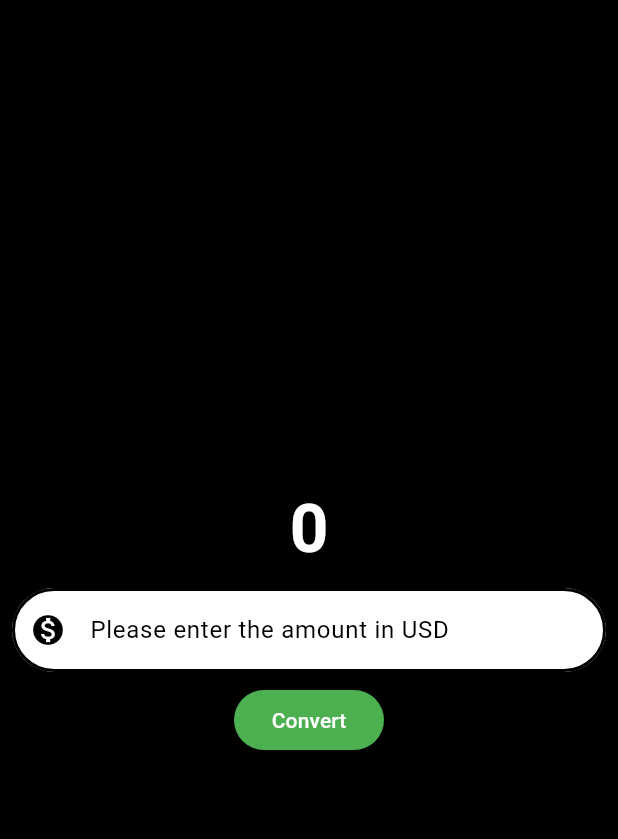
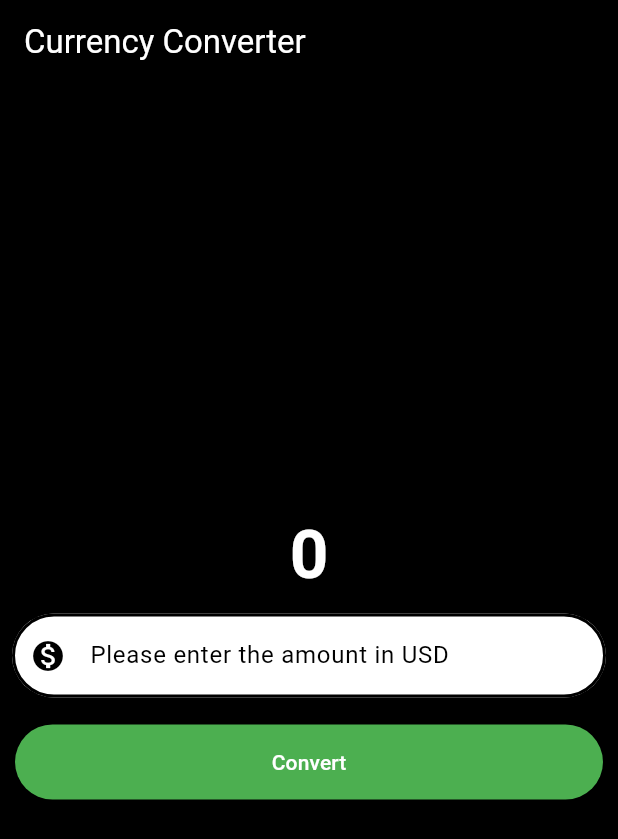
Before and after one commit to Taoheedoh/currency_converter, a Flutter app: the screen it shows after launch, on a phone screen of 412 x 824 dp. Shown: the top 839 px of the screen. Run offline on Flutter 3.47's test engine with Material 3 defaults, Android fonts, the phone set to English and light mode, and no system bars.

Commit message:
Add AppBar

```diff
--- a/lib/currency_convert_material_page.dart
+++ b/lib/currency_convert_material_page.dart
@@ -7,6 +7,12 @@ class CurrencyConverterMaterialPage extends StatelessWidget {
   @override
   Widget build(BuildContext context) {
     return Scaffold(
+      appBar: AppBar(
+        backgroundColor: Colors.black,
+        foregroundColor: Colors.white,
+        elevation: 0,
+        title: const Text('Currency Converter'),
+      ),
       backgroundColor: Colors.black,
       body: Center(
         child: Column(
@@ -56,7 +62,9 @@ class CurrencyConverterMaterialPage extends StatelessWidget {
                 ),
               ),
             ),
-            TextButton(
+            Padding(
+              padding: const EdgeInsets.all(10),
+              child: TextButton(
                 onPressed: () {
                   if (kDebugMode) {
                     print('button clicked');
@@ -65,9 +73,10 @@ class CurrencyConverterMaterialPage extends StatelessWidget {
                 style: const ButtonStyle(
                   backgroundColor: MaterialStatePropertyAll(Colors.green),
                   foregroundColor: MaterialStatePropertyAll(Colors.white),
-                fixedSize: MaterialStatePropertyAll(Size(100, 30),),
+                  minimumSize: MaterialStatePropertyAll(Size(double.infinity, 50),),
                 ),
                 child: const Text('Convert'),
+              ),
             ),
           ],
         ),
```
Lines whose indentation alone changed are shown as unchanged.
